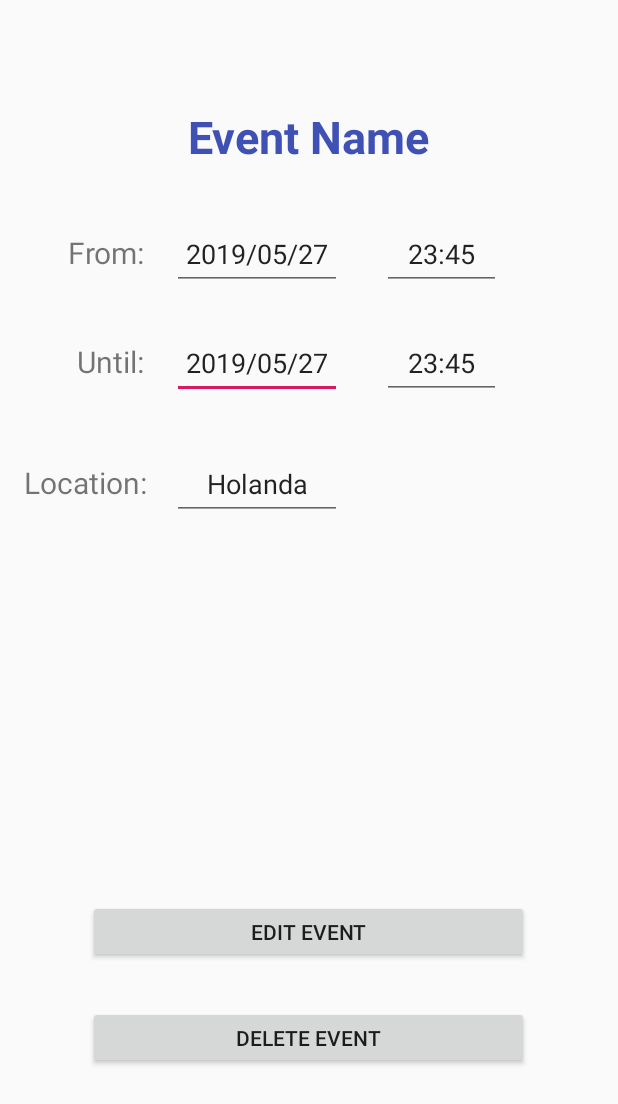
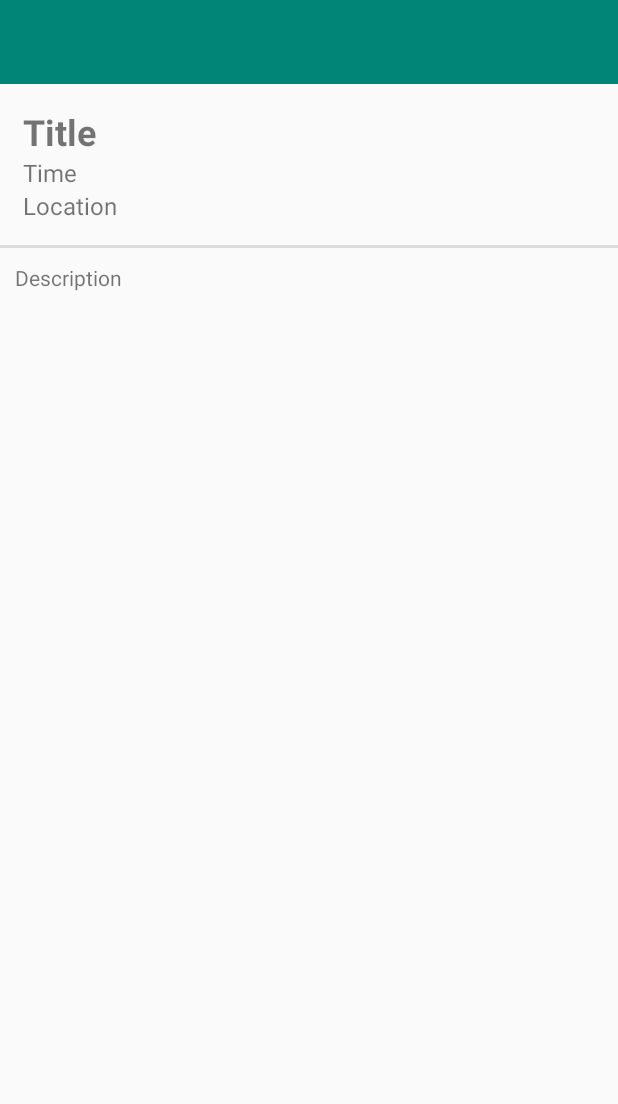
Before and after one commit to weirdNox/sempreahoras, an Android app: the layout activity_event_details.xml on its own in the app's theme, with its tools: preview values and no code run, on a phone screen of 412 x 824 dp. Shown: the top 1104 px of the screen. Run offline under Robolectric (Android 15) with nearby library versions, the phone set to English and light mode, and no system bars.

Commit message:
[app] add event details activity

```diff
--- a/app/app/src/main/java/com/sempreahoras/app/EventDao.java
+++ b/app/app/src/main/java/com/sempreahoras/app/EventDao.java
@@ -9,9 +9,12 @@ import java.util.List;
 
 @Dao
 public interface EventDao {
-    @Insert(onConflict = OnConflictStrategy.IGNORE)
+    @Insert(onConflict = OnConflictStrategy.REPLACE)
     void insert(Event e);
 
     @Query("SELECT * from event_table WHERE startMillis <= :endMillis AND endMillis >= :startMillis ORDER BY startMillis ASC, endMillis ASC")
     List<Event> getEventsBetweenMillis(long startMillis, long endMillis);
+
+    @Query("SELECT * from event_table WHERE id == :id LIMIT 1")
+    Event getEventById(long id);
 }
--- a/app/app/src/main/java/com/sempreahoras/app/EventRepository.java
+++ b/app/app/src/main/java/com/sempreahoras/app/EventRepository.java
@@ -16,6 +16,11 @@ public class EventRepository {
         return eventDao.getEventsBetweenMillis(startMillis,endMillis);
     }
 
+
+    Event getEventById(long id) {
+        return eventDao.getEventById(id);
+    }
+
     void insert(Event e) {
         EventDatabase.databaseWriteExecutor.execute(() -> {
             eventDao.insert(e);
--- a/app/app/src/main/java/com/sempreahoras/app/EventsView.java
+++ b/app/app/src/main/java/com/sempreahoras/app/EventsView.java
@@ -247,8 +247,7 @@ public class EventsView extends View implements GestureDetector.OnGestureListene
             for(Event e : events[dayIdx]) {
                 RectF rect = getEventRect(e, dayIdx, firstDayStartMillis + dayIdx*24*60*60*1000);
                 if(rect.contains(x, scrollY + event.getY())) {
-                    // TODO
-                    //((DayActivity)getContext()).editEvent(e);
+                    ((MainActivity)getContext()).viewEvent(e);
                     handled = true;
                     break;
                 }
--- a/app/app/src/main/res/layout/activity_event_details.xml
+++ b/app/app/src/main/res/layout/activity_event_details.xml
@@ -1,152 +1,72 @@
 <?xml version="1.0" encoding="utf-8"?>
-<androidx.constraintlayout.widget.ConstraintLayout xmlns:android="http://schemas.android.com/apk/res/android"
+<LinearLayout
+    xmlns:android="http://schemas.android.com/apk/res/android"
     xmlns:app="http://schemas.android.com/apk/res-auto"
-    xmlns:tools="http://schemas.android.com/tools"
     android:layout_width="match_parent"
     android:layout_height="match_parent"
-    tools:context=".EventDetails">
+    android:orientation="vertical">
 
-    <EditText
-        android:id="@+id/enddateev"
-        android:layout_width="113dp"
-        android:layout_height="47dp"
-        android:ems="10"
-        android:inputType="date"
-        android:text="200"
-        android:textAlignment="center"
-        app:layout_constraintBaseline_toBaselineOf="@+id/textView4"
-        app:layout_constraintEnd_toEndOf="parent"
-        app:layout_constraintHorizontal_bias="0.385"
-        app:layout_constraintStart_toStartOf="parent"
-        tools:text="2019/05/27" />
+  <androidx.appcompat.widget.Toolbar
+      android:id="@+id/toolbar"
+      android:layout_width="match_parent"
+      android:layout_height="wrap_content"
+      android:layout_gravity="center_horizontal|center_vertical"
+      android:background="?attr/colorPrimary"
+      android:minHeight="?attr/actionBarSize"
+      android:theme="?attr/actionBarTheme">
 
-    <EditText
-        android:id="@+id/locationev"
-        android:layout_width="113dp"
-        android:layout_height="47dp"
-        android:ems="10"
-        android:inputType="text"
-        android:text="Holanda"
-        android:textAlignment="center"
-        app:layout_constraintBaseline_toBaselineOf="@+id/textView5"
-        app:layout_constraintEnd_toEndOf="parent"
-        app:layout_constraintHorizontal_bias="0.385"
-        app:layout_constraintStart_toStartOf="parent" />
+    <Button
+        android:id="@+id/date_button"
+        style="@style/Widget.AppCompat.Button.Borderless"
+        android:layout_width="wrap_content"
+        android:layout_height="match_parent"
+        android:layout_gravity="center"
+        android:onClick="changeDate"
+        android:textSize="18sp"
+        android:textStyle="bold" />
+  </androidx.appcompat.widget.Toolbar>
+
+
+  <LinearLayout
+      android:id="@+id/top_banner"
+      android:layout_width="match_parent"
+      android:layout_height="wrap_content"
+      android:orientation="vertical"
+      android:padding="15dp">
 
     <TextView
-        android:id="@+id/eventname"
+        android:id="@+id/title"
         android:layout_width="wrap_content"
         android:layout_height="wrap_content"
-        android:text="Event Name"
-        android:textColor="#3F51B5"
-        android:textSize="30sp"
-        android:textStyle="bold"
-        app:layout_constraintBottom_toBottomOf="parent"
-        app:layout_constraintEnd_toEndOf="parent"
-        app:layout_constraintStart_toStartOf="parent"
-        app:layout_constraintTop_toTopOf="parent"
-        app:layout_constraintVertical_bias="0.089999974" />
-
-    <Button
-        android:id="@+id/editbutton"
-        android:layout_width="294dp"
-        android:layout_height="42dp"
-        android:text="Edit Event"
-        app:layout_constraintBottom_toBottomOf="parent"
-        app:layout_constraintEnd_toEndOf="parent"
-        app:layout_constraintHorizontal_bias="0.495"
-        app:layout_constraintStart_toStartOf="parent"
-        app:layout_constraintTop_toTopOf="parent"
-        app:layout_constraintVertical_bias="0.767" />
-
-    <Button
-        android:id="@+id/deletebutton"
-        android:layout_width="294dp"
-        android:layout_height="42dp"
-        android:text="Delete Event"
-        app:layout_constraintBottom_toBottomOf="parent"
-        app:layout_constraintEnd_toEndOf="parent"
-        app:layout_constraintHorizontal_bias="0.495"
-        app:layout_constraintStart_toStartOf="parent"
-        app:layout_constraintTop_toBottomOf="@+id/editbutton"
-        app:layout_constraintVertical_bias="0.203" />
-
-    <EditText
-        android:id="@+id/begindateev"
-        android:layout_width="113dp"
-        android:layout_height="47dp"
-        android:ems="10"
-        android:inputType="date"
-        android:text="200"
-        android:textAlignment="center"
-        app:layout_constraintBaseline_toBaselineOf="@+id/textView3"
-        app:layout_constraintEnd_toEndOf="parent"
-        app:layout_constraintHorizontal_bias="0.385"
-        app:layout_constraintStart_toStartOf="parent"
-        tools:text="2019/05/27" />
+        android:text="Title"
+        android:textSize="24sp"
+        android:textStyle="bold" />
 
     <TextView
-        android:id="@+id/textView3"
+        android:id="@+id/time"
         android:layout_width="wrap_content"
         android:layout_height="wrap_content"
-        android:text="From:"
-        android:textSize="20sp"
-        app:layout_constraintBottom_toBottomOf="parent"
-        app:layout_constraintEnd_toEndOf="parent"
-        app:layout_constraintHorizontal_bias="0.125"
-        app:layout_constraintStart_toStartOf="parent"
-        app:layout_constraintTop_toTopOf="parent"
-        app:layout_constraintVertical_bias="0.194" />
+        android:text="Time"
+        android:textSize="16sp" />
 
     <TextView
-        android:id="@+id/textView4"
+        android:id="@+id/location"
         android:layout_width="wrap_content"
         android:layout_height="wrap_content"
-        android:text="Until:"
-        android:textSize="20sp"
-        app:layout_constraintBottom_toBottomOf="parent"
-        app:layout_constraintEnd_toEndOf="parent"
-        app:layout_constraintHorizontal_bias="0.139"
-        app:layout_constraintStart_toStartOf="parent"
-        app:layout_constraintTop_toTopOf="parent"
-        app:layout_constraintVertical_bias="0.285" />
+        android:text="Location"
+        android:textSize="16sp" />
+  </LinearLayout>
 
-    <TextView
-        android:id="@+id/textView5"
-        android:layout_width="wrap_content"
-        android:layout_height="wrap_content"
-        android:text="Location:"
-        android:textSize="20sp"
-        app:layout_constraintBottom_toBottomOf="parent"
-        app:layout_constraintEnd_toEndOf="parent"
-        app:layout_constraintHorizontal_bias="0.048"
-        app:layout_constraintStart_toStartOf="parent"
-        app:layout_constraintTop_toTopOf="parent"
-        app:layout_constraintVertical_bias="0.387" />
+  <View
+      android:layout_width="wrap_content"
+      android:layout_height="2dp"
+      android:background="?android:attr/listDivider" />
 
-    <EditText
-        android:id="@+id/begintimeev"
-        android:layout_width="79dp"
-        android:layout_height="47dp"
-        android:ems="10"
-        android:inputType="time"
-        android:text="23:45"
-        android:textAlignment="center"
-        app:layout_constraintBaseline_toBaselineOf="@+id/begindateev"
-        app:layout_constraintEnd_toEndOf="parent"
-        app:layout_constraintHorizontal_bias="0.765"
-        app:layout_constraintStart_toStartOf="parent" />
-
-    <EditText
-        android:id="@+id/endtimeev"
-        android:layout_width="79dp"
-        android:layout_height="47dp"
-        android:ems="10"
-        android:inputType="time"
-        android:text="23:45"
-        android:textAlignment="center"
-        app:layout_constraintBaseline_toBaselineOf="@+id/enddateev"
-        app:layout_constraintEnd_toEndOf="parent"
-        app:layout_constraintHorizontal_bias="0.765"
-        app:layout_constraintStart_toStartOf="parent" />
-</androidx.constraintlayout.widget.ConstraintLayout>
+  <TextView
+      android:id="@+id/desc"
+      android:layout_width="match_parent"
+      android:layout_height="wrap_content"
+      android:padding="10dp"
+      android:text="Description"
+      android:textSize="14sp" />
+</LinearLayout>
```
Also changed, not shown: app/app/src/main/AndroidManifest.xml (+6 -2 lines), app/app/src/main/java/com/sempreahoras/app/CrtEdtEvent.java (deleted, +0 -38 lines), app/app/src/main/java/com/sempreahoras/app/Event.java (+9 -5 lines), app/app/src/main/java/com/sempreahoras/app/EventDatabase.java (+8 -6 lines), app/app/src/main/java/com/sempreahoras/app/EventDetails.java (deleted, +0 -45 lines), app/app/src/main/java/com/sempreahoras/app/EventDetailsActivity.java (added, +78 -0 lines), app/app/src/main/java/com/sempreahoras/app/MainActivity.java (+8 -2 lines), app/app/src/main/res/drawable/ic_add_black_24dp.xml (added, +9 -0 lines), app/app/src/main/res/layout/activity_crt_edt_event.xml (deleted, +0 -214 lines), app/app/src/main/res/layout/activity_main.xml (+4 -12 lines), app/app/src/main/res/layout/fragment_day.xml (+5 -7 lines).
